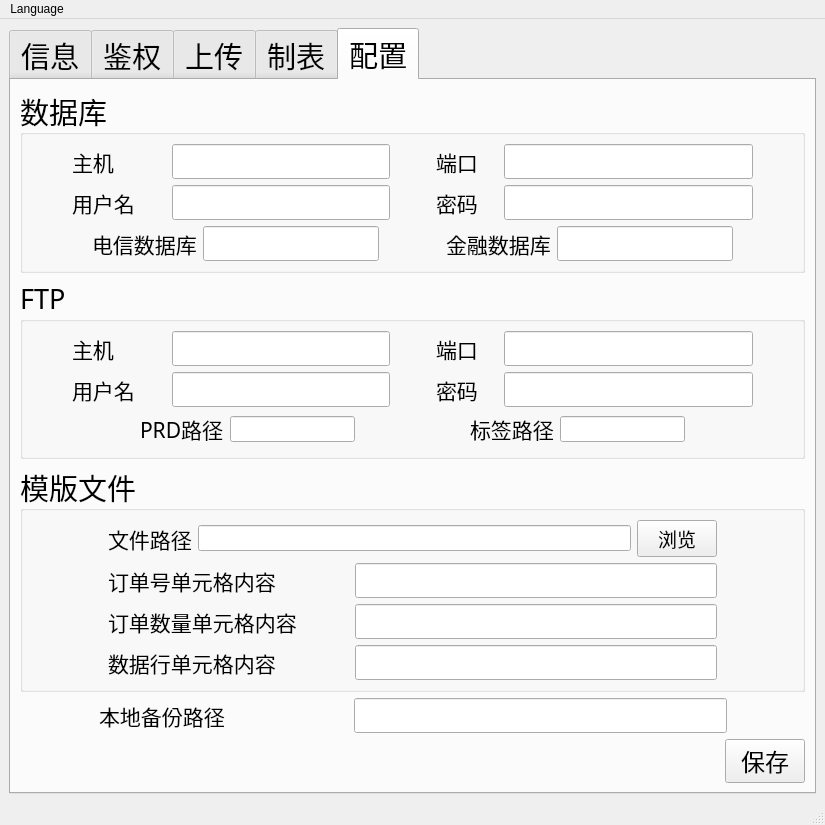
Before: the Qt Designer form res/ui/main_window.ui in zelviner/DataHandler, drawn with Qt 5.
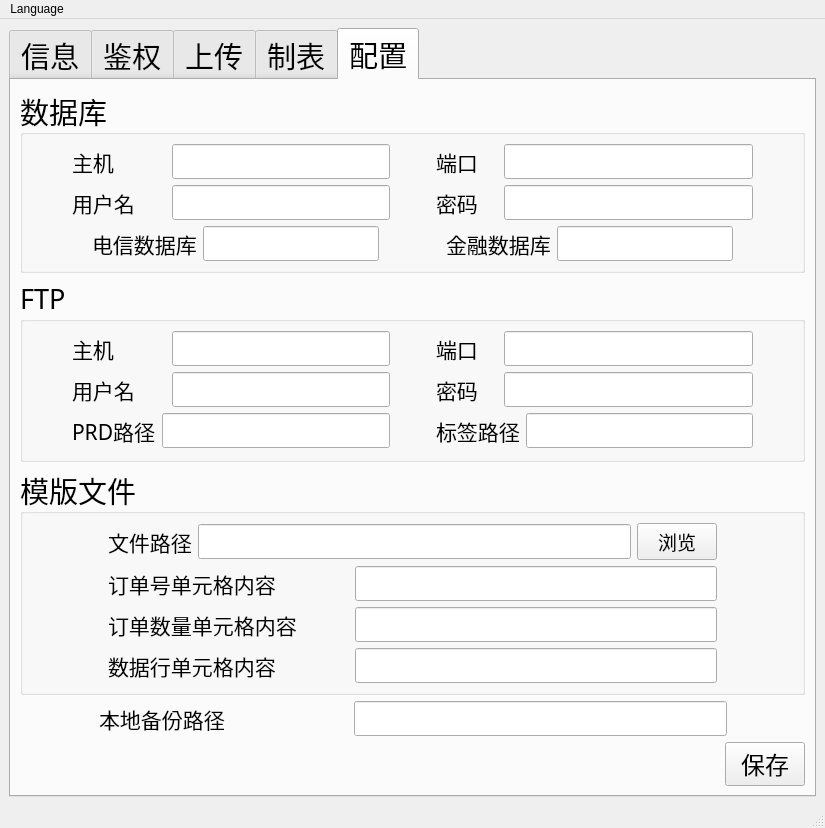
After: the same form once the commit is applied. The open tabs and pages were chosen to show the change.

Commit message:
feat(ui): 增加主窗口高度并调整字体大小
主窗口高度从778增加到789。
QHBoxLayout布局的stretch属性被设置为"0,4,0,4,0"。
字体大小从10调整到14，应用于多个字体设置处。

feat(src): 添加CURL库支持并实现文件上传功能

在CMakeLists.txt中添加了find_package(CURL CONFIG REQUIRED)以支持CURL库。
在utils.cpp中添加了ftpUploadDir和ftpUploadFile函数以支持目录和文件的FTP上传。
在utils.h中添加了ftpUploadDir和ftpUploadFile函数声明。
注释掉了原有的zel::ftp::FtpClient相关代码，并使用新的CURL库实现FTP上传功能。

```diff
--- a/res/ui/main_window.ui
+++ b/res/ui/main_window.ui
@@ -7,7 +7,7 @@
     <x>0</x>
     <y>0</y>
     <width>825</width>
-    <height>778</height>
+    <height>789</height>
    </rect>
   </property>
   <property name="windowTitle">
@@ -1991,7 +1991,7 @@
             </layout>
            </item>
            <item>
-            <layout class="QHBoxLayout" name="horizontalLayout_37">
+            <layout class="QHBoxLayout" name="horizontalLayout_37" stretch="0,4,0,4,0">
              <item>
               <spacer name="horizontalSpacer_10">
                <property name="orientation">
@@ -2025,7 +2025,7 @@
                  <property name="font">
                   <font>
                    <family>微软雅黑</family>
-                   <pointsize>10</pointsize>
+                   <pointsize>14</pointsize>
                   </font>
                  </property>
                 </widget>
@@ -2065,7 +2065,7 @@
                  <property name="font">
                   <font>
                    <family>微软雅黑</family>
-                   <pointsize>10</pointsize>
+                   <pointsize>14</pointsize>
                   </font>
                  </property>
                 </widget>
@@ -2131,7 +2131,7 @@
                  <property name="font">
                   <font>
                    <family>微软雅黑</family>
-                   <pointsize>10</pointsize>
+                   <pointsize>14</pointsize>
                   </font>
                  </property>
                 </widget>
```
The commit also changes 5 other files.
